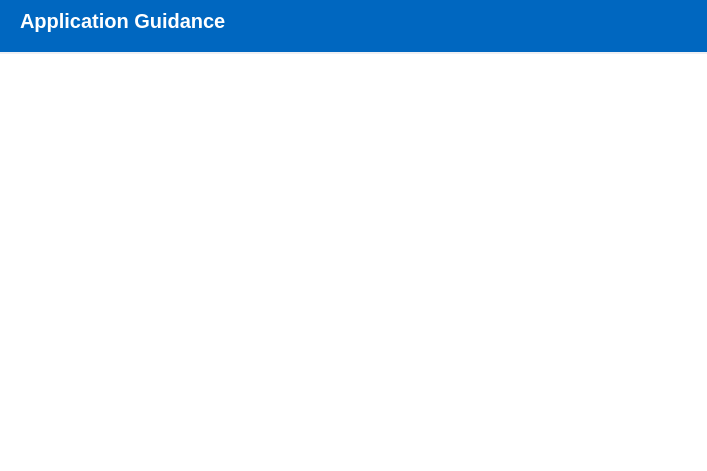
Qt form src/views/help_view.ui (devforgely/MFA-Simulator) before a commit.
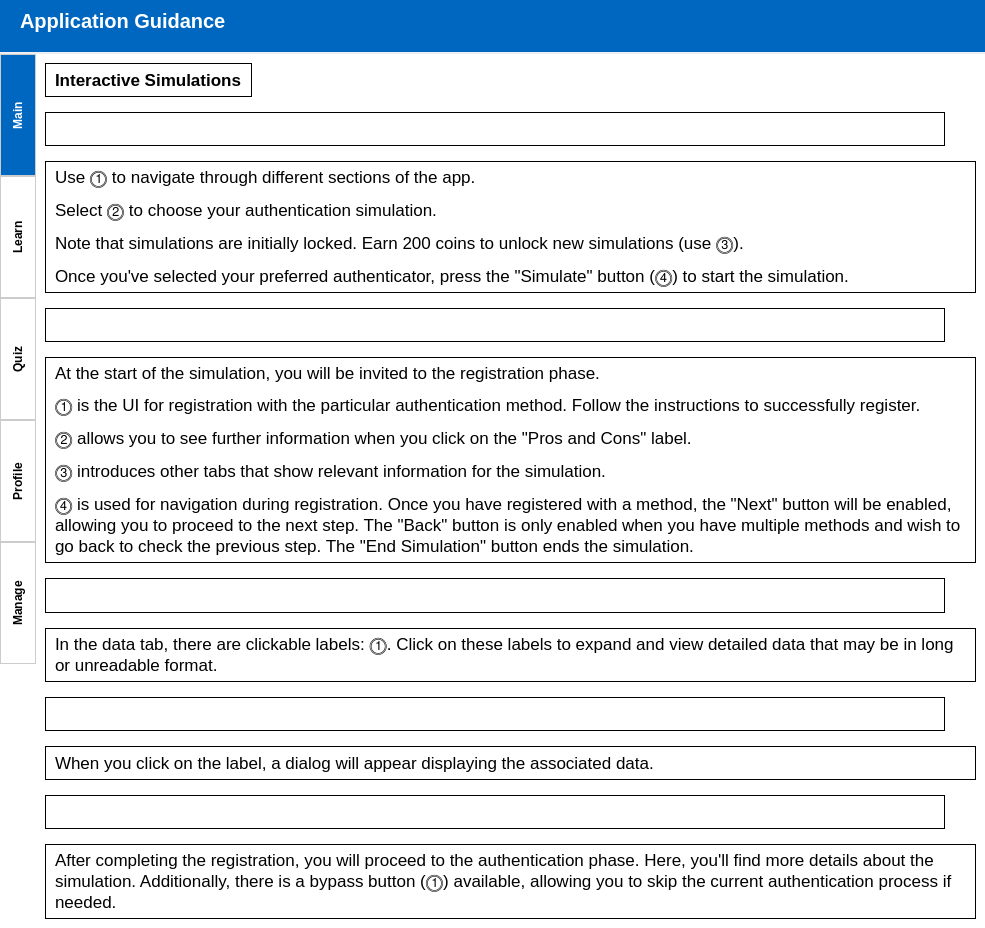
The same form after that commit. Icons and pictures are not drawn.

Commit message: update reading and add help view

```diff
--- a/src/views/help_view.ui
+++ b/src/views/help_view.ui
@@ -6,10 +6,16 @@
    <rect>
     <x>0</x>
     <y>0</y>
-    <width>707</width>
-    <height>471</height>
+    <width>985</width>
+    <height>928</height>
    </rect>
   </property>
+  <property name="maximumSize">
+   <size>
+    <width>985</width>
+    <height>16777215</height>
+   </size>
+  </property>
   <property name="windowTitle">
    <string>MainWindow</string>
   </property>
@@ -34,9 +40,47 @@
 
 #help_content {
 	background-color: white;
+}
+
+#tabWidget {
+	border: none;
+}
+
+QTabBar::tab {
+   	background-color: #fff;
+   	border: 1px solid #ccc;
+   	padding: 10px;
+	font-weight: bold;
+	height: 100px;
+}
+
+QTabBar::tab:selected, QTabBar::tab:hover {
+    background-color: #0067c0;
+	color: #fff;
+}
+
+#page1 {
+	background-color: #fff;
+}
+
+#tabWidget .QLabel {
+	border: 1px solid #000;
+	padding: 5px;
+	font-size: 13pt;
+}
+
+#heading1, #heading2, #heading3, #heading4, #heading5 {
+	border: none;
+	border-bottom: 3px solid #000;
+	padding: 5px;
+	font-weight: bold;
+	font-size: 16pt;
 }</string>
    </property>
    <layout class="QVBoxLayout" name="verticalLayout">
+    <property name="spacing">
+     <number>0</number>
+    </property>
     <property name="leftMargin">
      <number>0</number>
     </property>
@@ -72,22 +116,480 @@
      </widget>
     </item>
     <item>
-     <widget class="QScrollArea" name="scrollArea">
-      <property name="frameShape">
-       <enum>QFrame::NoFrame</enum>
+     <widget class="QTabWidget" name="tabWidget">
+      <property name="tabPosition">
+       <enum>QTabWidget::West</enum>
       </property>
-      <property name="widgetResizable">
-       <bool>true</bool>
+      <property name="currentIndex">
+       <number>0</number>
       </property>
-      <widget class="QWidget" name="help_content">
-       <property name="geometry">
-        <rect>
-         <x>0</x>
-         <y>0</y>
-         <width>707</width>
-         <height>400</height>
-        </rect>
-       </property>
+      <widget class="QWidget" name="tab">
+       <attribute name="title">
+        <string>Main</string>
+       </attribute>
+       <attribute name="toolTip">
+        <string>Main Section</string>
+       </attribute>
+       <layout class="QVBoxLayout" name="verticalLayout_3">
+        <property name="spacing">
+         <number>0</number>
+        </property>
+        <property name="leftMargin">
+         <number>0</number>
+        </property>
+        <property name="topMargin">
+         <number>0</number>
+        </property>
+        <property name="rightMargin">
+         <number>0</number>
+        </property>
+        <property name="bottomMargin">
+         <number>0</number>
+        </property>
+        <item>
+         <widget class="QScrollArea" name="scrollArea">
+          <property name="frameShape">
+           <enum>QFrame::NoFrame</enum>
+          </property>
+          <property name="widgetResizable">
+           <bool>true</bool>
+          </property>
+          <widget class="QWidget" name="page1">
+           <property name="geometry">
+            <rect>
+             <x>0</x>
+             <y>0</y>
+             <width>924</width>
+             <height>4172</height>
+            </rect>
+           </property>
+           <layout class="QVBoxLayout" name="verticalLayout_2">
+            <property name="spacing">
+             <number>15</number>
+            </property>
+            <item>
+             <widget class="QLabel" name="heading1">
+              <property name="sizePolicy">
+               <sizepolicy hsizetype="Maximum" vsizetype="Preferred">
+                <horstretch>0</horstretch>
+                <verstretch>0</verstretch>
+               </sizepolicy>
+              </property>
+              <property name="font">
+               <font>
+                <pointsize>13</pointsize>
+                <weight>75</weight>
+                <bold>true</bold>
+               </font>
+              </property>
+              <property name="text">
+               <string>Interactive Simulations</string>
+              </property>
+             </widget>
+            </item>
+            <item>
+             <widget class="QLabel" name="label_7">
+              <property name="maximumSize">
+               <size>
+                <width>900</width>
+                <height>650</height>
+               </size>
+              </property>
+              <property name="text">
+               <string/>
+              </property>
+              <property name="pixmap">
+               <pixmap>../resources/images/help/main.png</pixmap>
+              </property>
+              <property name="scaledContents">
+               <bool>true</bool>
+              </property>
+             </widget>
+            </item>
+            <item>
+             <widget class="QLabel" name="label_1">
+              <property name="text">
+               <string>&lt;p&gt;Use ⓵ to navigate through different sections of the app.&lt;/p&gt;&lt;p&gt;Select ⓶ to choose your authentication simulation.&lt;/p&gt;&lt;p&gt;Note that simulations are initially locked. Earn 200 coins to unlock new simulations (use ⓷).&lt;/p&gt;&lt;p&gt;Once you've selected your preferred authenticator, press the &quot;Simulate&quot; button (⓸) to start the simulation.&lt;/p&gt;</string>
+              </property>
+              <property name="wordWrap">
+               <bool>true</bool>
+              </property>
+             </widget>
+            </item>
+            <item>
+             <widget class="QLabel" name="label_4">
+              <property name="maximumSize">
+               <size>
+                <width>900</width>
+                <height>650</height>
+               </size>
+              </property>
+              <property name="text">
+               <string/>
+              </property>
+              <property name="pixmap">
+               <pixmap>../resources/images/help/simulate1.png</pixmap>
+              </property>
+              <property name="scaledContents">
+               <bool>true</bool>
+              </property>
+             </widget>
+            </item>
+            <item>
+             <widget class="QLabel" name="label_2">
+              <property name="text">
+               <string>&lt;p&gt;At the start of the simulation, you will be invited to the registration phase.&lt;/p&gt;
+&lt;p&gt;⓵ is the UI for registration with the particular authentication method. Follow the instructions to successfully register.&lt;/p&gt;
+&lt;p&gt;⓶ allows you to see further information when you click on the &quot;Pros and Cons&quot; label.&lt;/p&gt;
+&lt;p&gt;⓷ introduces other tabs that show relevant information for the simulation.&lt;/p&gt;
+&lt;p&gt;⓸ is used for navigation during registration. Once you have registered with a method, the &quot;Next&quot; button will be enabled, allowing you to proceed to the next step. The &quot;Back&quot; button is only enabled when you have multiple methods and wish to go back to check the previous step. The &quot;End Simulation&quot; button ends the simulation.&lt;/p&gt;</string>
+              </property>
+              <property name="wordWrap">
+               <bool>true</bool>
+              </property>
+             </widget>
+            </item>
+            <item>
+             <widget class="QLabel" name="label_6">
+              <property name="maximumSize">
+               <size>
+                <width>900</width>
+                <height>650</height>
+               </size>
+              </property>
+              <property name="text">
+               <string/>
+              </property>
+              <property name="pixmap">
+               <pixmap>../resources/images/help/simulate2.png</pixmap>
+              </property>
+              <property name="scaledContents">
+               <bool>true</bool>
+              </property>
+             </widget>
+            </item>
+            <item>
+             <widget class="QLabel" name="label_3">
+              <property name="text">
+               <string>&lt;p&gt;In the data tab, there are clickable labels: ⓵. Click on these labels to expand and view detailed data that may be in long or unreadable format.&lt;/p&gt;</string>
+              </property>
+              <property name="wordWrap">
+               <bool>true</bool>
+              </property>
+             </widget>
+            </item>
+            <item>
+             <widget class="QLabel" name="label_8">
+              <property name="maximumSize">
+               <size>
+                <width>900</width>
+                <height>650</height>
+               </size>
+              </property>
+              <property name="text">
+               <string/>
+              </property>
+              <property name="pixmap">
+               <pixmap>../resources/images/help/simulate3.PNG</pixmap>
+              </property>
+              <property name="scaledContents">
+               <bool>true</bool>
+              </property>
+             </widget>
+            </item>
+            <item>
+             <widget class="QLabel" name="label_9">
+              <property name="text">
+               <string>&lt;p&gt;When you click on the label, a dialog will appear displaying the associated data.&lt;/p&gt;</string>
+              </property>
+              <property name="wordWrap">
+               <bool>true</bool>
+              </property>
+             </widget>
+            </item>
+            <item>
+             <widget class="QLabel" name="label_10">
+              <property name="maximumSize">
+               <size>
+                <width>900</width>
+                <height>650</height>
+               </size>
+              </property>
+              <property name="text">
+               <string/>
+              </property>
+              <property name="pixmap">
+               <pixmap>../resources/images/help/simulate4.png</pixmap>
+              </property>
+              <property name="scaledContents">
+               <bool>true</bool>
+              </property>
+             </widget>
+            </item>
+            <item>
+             <widget class="QLabel" name="label">
+              <property name="text">
+               <string>&lt;p&gt;After completing the registration, you will proceed to the authentication phase. Here, you'll find more details about the simulation. Additionally, there is a bypass button (⓵) available, allowing you to skip the current authentication process if needed.&lt;/p&gt;</string>
+              </property>
+              <property name="wordWrap">
+               <bool>true</bool>
+              </property>
+             </widget>
+            </item>
+           </layout>
+          </widget>
+         </widget>
+        </item>
+       </layout>
+      </widget>
+      <widget class="QWidget" name="tab_3">
+       <attribute name="title">
+        <string>Learn</string>
+       </attribute>
+       <attribute name="toolTip">
+        <string>Learn Section</string>
+       </attribute>
+       <layout class="QVBoxLayout" name="verticalLayout_4">
+        <property name="spacing">
+         <number>15</number>
+        </property>
+        <item>
+         <widget class="QLabel" name="heading2">
+          <property name="sizePolicy">
+           <sizepolicy hsizetype="Maximum" vsizetype="Maximum">
+            <horstretch>0</horstretch>
+            <verstretch>0</verstretch>
+           </sizepolicy>
+          </property>
+          <property name="text">
+           <string>Educational Resources</string>
+          </property>
+         </widget>
+        </item>
+        <item>
+         <widget class="QLabel" name="label_12">
+          <property name="maximumSize">
+           <size>
+            <width>900</width>
+            <height>650</height>
+           </size>
+          </property>
+          <property name="text">
+           <string/>
+          </property>
+          <property name="pixmap">
+           <pixmap>../resources/images/help/learn.png</pixmap>
+          </property>
+          <property name="scaledContents">
+           <bool>true</bool>
+          </property>
+         </widget>
+        </item>
+        <item>
+         <widget class="QLabel" name="label_5">
+          <property name="maximumSize">
+           <size>
+            <width>900</width>
+            <height>16777215</height>
+           </size>
+          </property>
+          <property name="text">
+           <string>&lt;p&gt;In ⓵, you'll find all the reading lists. Click to view notes based on the topic.&lt;/p&gt;
+&lt;p&gt;Use the toolbar (⓶) to collapse the side panel for a larger reading screen. Navigate between pages easily using the up and down arrows.&lt;/p&gt;
+&lt;p&gt;Customize your reading experience with ⓷. Adjust font size and choose your preferred colour theme.&lt;/p&gt;</string>
+          </property>
+          <property name="wordWrap">
+           <bool>true</bool>
+          </property>
+         </widget>
+        </item>
+       </layout>
+      </widget>
+      <widget class="QWidget" name="tab_4">
+       <attribute name="title">
+        <string>Quiz</string>
+       </attribute>
+       <attribute name="toolTip">
+        <string>Quiz Section</string>
+       </attribute>
+       <layout class="QVBoxLayout" name="verticalLayout_7">
+        <property name="spacing">
+         <number>15</number>
+        </property>
+        <item>
+         <widget class="QLabel" name="heading3">
+          <property name="sizePolicy">
+           <sizepolicy hsizetype="Maximum" vsizetype="Maximum">
+            <horstretch>0</horstretch>
+            <verstretch>0</verstretch>
+           </sizepolicy>
+          </property>
+          <property name="text">
+           <string>Quiz Your Understanding</string>
+          </property>
+         </widget>
+        </item>
+        <item>
+         <widget class="QLabel" name="label_18">
+          <property name="maximumSize">
+           <size>
+            <width>900</width>
+            <height>650</height>
+           </size>
+          </property>
+          <property name="text">
+           <string/>
+          </property>
+          <property name="pixmap">
+           <pixmap>../resources/images/help/quiz.png</pixmap>
+          </property>
+          <property name="scaledContents">
+           <bool>true</bool>
+          </property>
+         </widget>
+        </item>
+        <item>
+         <widget class="QLabel" name="label_11">
+          <property name="maximumSize">
+           <size>
+            <width>900</width>
+            <height>16777215</height>
+           </size>
+          </property>
+          <property name="text">
+           <string>&lt;p&gt;⓵ shows 3 types of quiz, each utilising preset configurations. Click on each to view its description.&lt;/p&gt;
+&lt;p&gt;When you're ready to start, click on the &quot;Begin Quiz&quot; button (⓶) to start your quiz journey.&lt;/p&gt;
+&lt;p&gt;⓷ is for more advanced user, you can customise the settings to suit your training purpose. Click &quot;Amend&quot; button (⓸) to confirm your settings and begin the quiz.&lt;/p&gt;</string>
+          </property>
+          <property name="wordWrap">
+           <bool>true</bool>
+          </property>
+         </widget>
+        </item>
+       </layout>
+      </widget>
+      <widget class="QWidget" name="tab_5">
+       <attribute name="title">
+        <string>Profile</string>
+       </attribute>
+       <attribute name="toolTip">
+        <string>Profile Section</string>
+       </attribute>
+       <layout class="QVBoxLayout" name="verticalLayout_6">
+        <property name="spacing">
+         <number>15</number>
+        </property>
+        <item>
+         <widget class="QLabel" name="heading4">
+          <property name="sizePolicy">
+           <sizepolicy hsizetype="Maximum" vsizetype="Maximum">
+            <horstretch>0</horstretch>
+            <verstretch>0</verstretch>
+           </sizepolicy>
+          </property>
+          <property name="text">
+           <string>User Profile and Awards</string>
+          </property>
+         </widget>
+        </item>
+        <item>
+         <widget class="QLabel" name="label_15">
+          <property name="maximumSize">
+           <size>
+            <width>900</width>
+            <height>650</height>
+           </size>
+          </property>
+          <property name="text">
+           <string/>
+          </property>
+          <property name="pixmap">
+           <pixmap>../resources/images/help/profile.png</pixmap>
+          </property>
+          <property name="scaledContents">
+           <bool>true</bool>
+          </property>
+         </widget>
+        </item>
+        <item>
+         <widget class="QLabel" name="label_17">
+          <property name="maximumSize">
+           <size>
+            <width>900</width>
+            <height>16777215</height>
+           </size>
+          </property>
+          <property name="text">
+           <string>&lt;p&gt;We all love stats and achievements of what we did, don't we? Here, you can see the badges earned and other relevant accomplishment throughout the use of the app. Additionally, in ⓵, you can find out more about areas of improvement from your quiz history and book reading to-do list.&lt;/p&gt;</string>
+          </property>
+          <property name="wordWrap">
+           <bool>true</bool>
+          </property>
+         </widget>
+        </item>
+       </layout>
+      </widget>
+      <widget class="QWidget" name="tab_2">
+       <attribute name="title">
+        <string>Manage</string>
+       </attribute>
+       <attribute name="toolTip">
+        <string>Manage Section</string>
+       </attribute>
+       <layout class="QVBoxLayout" name="verticalLayout_5">
+        <property name="spacing">
+         <number>15</number>
+        </property>
+        <item>
+         <widget class="QLabel" name="heading5">
+          <property name="sizePolicy">
+           <sizepolicy hsizetype="Maximum" vsizetype="Maximum">
+            <horstretch>0</horstretch>
+            <verstretch>0</verstretch>
+           </sizepolicy>
+          </property>
+          <property name="text">
+           <string>Administration and Controls</string>
+          </property>
+         </widget>
+        </item>
+        <item>
+         <widget class="QLabel" name="label_14">
+          <property name="maximumSize">
+           <size>
+            <width>900</width>
+            <height>650</height>
+           </size>
+          </property>
+          <property name="text">
+           <string/>
+          </property>
+          <property name="pixmap">
+           <pixmap>../resources/images/help/manage.png</pixmap>
+          </property>
+          <property name="scaledContents">
+           <bool>true</bool>
+          </property>
+         </widget>
+        </item>
+        <item>
+         <widget class="QLabel" name="label_13">
+          <property name="maximumSize">
+           <size>
+            <width>900</width>
+            <height>16777215</height>
+           </size>
+          </property>
+          <property name="text">
+           <string>&lt;p&gt;In ⓵, you can adjust settings related to the application, such as notifications, preferences, and shortcut settings. Click on ⓶ if you would like to find out more about the app.&lt;/p&gt;
+&lt;p&gt;Use reset button (⓷) to reset for a fresh start. Please exercise caution with this option, as it will remove all data, including your progress and settings.&lt;/p&gt;</string>
+          </property>
+          <property name="wordWrap">
+           <bool>true</bool>
+          </property>
+         </widget>
+        </item>
+       </layout>
       </widget>
      </widget>
     </item>
```
The commit also changes 27 other files.
